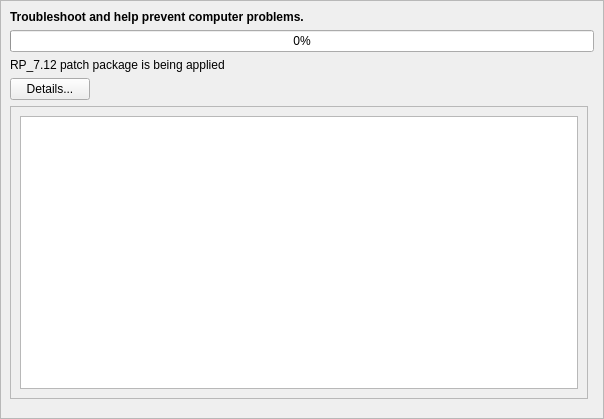
Old version of the form src/app/repairwizardpage.ui in the repository august-alt/alt-diagnostic-tool.
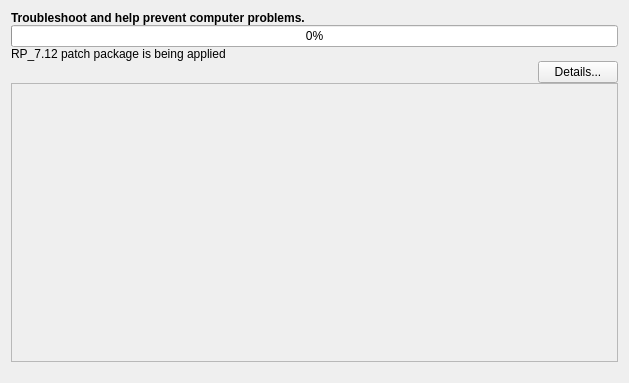
New version of the form.

What changed in the file:
```diff
--- a/src/app/repairwizardpage.ui
+++ b/src/app/repairwizardpage.ui
@@ -6,67 +6,157 @@
    <rect>
     <x>0</x>
     <y>0</y>
-    <width>604</width>
-    <height>419</height>
+    <width>629</width>
+    <height>383</height>
    </rect>
   </property>
   <property name="windowTitle">
    <string>WizardPage</string>
   </property>
   <layout class="QGridLayout" name="gridLayout">
-   <property name="leftMargin">
-    <number>0</number>
-   </property>
-   <property name="topMargin">
-    <number>0</number>
-   </property>
-   <property name="rightMargin">
-    <number>0</number>
-   </property>
-   <property name="bottomMargin">
-    <number>0</number>
-   </property>
-   <property name="spacing">
-    <number>0</number>
-   </property>
    <item row="0" column="0">
     <widget class="QFrame" name="frame">
+     <property name="sizePolicy">
+      <sizepolicy hsizetype="Expanding" vsizetype="Expanding">
+       <horstretch>0</horstretch>
+       <verstretch>0</verstretch>
+      </sizepolicy>
+     </property>
      <property name="frameShape">
-      <enum>QFrame::StyledPanel</enum>
+      <enum>QFrame::NoFrame</enum>
      </property>
      <property name="frameShadow">
       <enum>QFrame::Raised</enum>
      </property>
      <layout class="QGridLayout" name="gridLayout_2">
       <property name="leftMargin">
-       <number>9</number>
+       <number>0</number>
       </property>
       <property name="topMargin">
-       <number>9</number>
+       <number>0</number>
       </property>
       <property name="rightMargin">
-       <number>9</number>
+       <number>0</number>
       </property>
       <property name="bottomMargin">
-       <number>9</number>
+       <number>0</number>
       </property>
       <property name="spacing">
-       <number>6</number>
+       <number>0</number>
       </property>
-      <item row="6" column="0">
-       <widget class="QPushButton" name="detailPushButton">
+      <item row="7" column="0">
+       <widget class="QWidget" name="commonDetailsWidget" native="true">
         <property name="sizePolicy">
-         <sizepolicy hsizetype="Maximum" vsizetype="Fixed">
+         <sizepolicy hsizetype="Expanding" vsizetype="Expanding">
           <horstretch>0</horstretch>
           <verstretch>0</verstretch>
          </sizepolicy>
         </property>
-        <property name="text">
-         <string>Details...</string>
-        </property>
+        <layout class="QGridLayout" name="gridLayout_3">
+         <property name="leftMargin">
+          <number>0</number>
+         </property>
+         <property name="topMargin">
+          <number>0</number>
+         </property>
+         <property name="rightMargin">
+          <number>0</number>
+         </property>
+         <property name="bottomMargin">
+          <number>0</number>
+         </property>
+         <property name="spacing">
+          <number>0</number>
+         </property>
+         <item row="0" column="0">
+          <widget class="QStackedWidget" name="stackedWidget">
+           <property name="frameShadow">
+            <enum>QFrame::Plain</enum>
+           </property>
+           <property name="lineWidth">
+            <number>0</number>
+           </property>
+           <property name="currentIndex">
+            <number>0</number>
+           </property>
+           <widget class="QWidget" name="summaryPage">
+            <layout class="QGridLayout" name="gridLayout_4">
+             <property name="leftMargin">
+              <number>0</number>
+             </property>
+             <property name="topMargin">
+              <number>0</number>
+             </property>
+             <property name="rightMargin">
+              <number>0</number>
+             </property>
+             <property name="bottomMargin">
+              <number>0</number>
+             </property>
+             <property name="spacing">
+              <number>0</number>
+             </property>
+             <item row="0" column="0">
+              <widget class="QScrollArea" name="summaryScrollArea">
+               <property name="widgetResizable">
+                <bool>true</bool>
+               </property>
+               <widget class="QWidget" name="summaryScrollAreaWidgetContents">
+                <property name="geometry">
+                 <rect>
+                  <x>0</x>
+                  <y>0</y>
+                  <width>607</width>
+                  <height>265</height>
+                 </rect>
+                </property>
+               </widget>
+              </widget>
+             </item>
+            </layout>
+           </widget>
+           <widget class="QWidget" name="detailsPage">
+            <layout class="QGridLayout" name="gridLayout_5">
+             <property name="leftMargin">
+              <number>0</number>
+             </property>
+             <property name="topMargin">
+              <number>0</number>
+             </property>
+             <property name="rightMargin">
+              <number>0</number>
+             </property>
+             <property name="bottomMargin">
+              <number>0</number>
+             </property>
+             <property name="spacing">
+              <number>0</number>
+             </property>
+             <item row="0" column="0">
+              <widget class="QScrollArea" name="detailsScrollArea">
+               <property name="widgetResizable">
+                <bool>true</bool>
+               </property>
+               <widget class="QWidget" name="detailsScrollAreaWidgetContents">
+                <property name="geometry">
+                 <rect>
+                  <x>0</x>
+                  <y>0</y>
+                  <width>96</width>
+                  <height>26</height>
+                 </rect>
+                </property>
+               </widget>
+              </widget>
+             </item>
+            </layout>
+           </widget>
+          </widget>
+         </item>
+        </layout>
        </widget>
       </item>
-      <item row="1" column="0">
+      <item row="0" column="0">
        <widget class="QLabel" name="topLabel">
         <property name="font">
          <font>
@@ -79,7 +169,14 @@
         </property>
        </widget>
       </item>
-      <item row="8" column="0" colspan="2">
+      <item row="2" column="0">
+       <widget class="QLabel" name="statusLabel">
+        <property name="text">
+         <string>RP_7.12 patch package is being applied</string>
+        </property>
+       </widget>
+      </item>
+      <item row="8" column="0">
        <spacer name="verticalSpacer">
         <property name="orientation">
          <enum>Qt::Vertical</enum>
@@ -95,42 +192,29 @@
         </property>
        </spacer>
       </item>
-      <item row="2" column="0" colspan="2">
+      <item row="1" column="0">
        <widget class="QProgressBar" name="repairProgressBar">
         <property name="value">
          <number>0</number>
         </property>
        </widget>
       </item>
-      <item row="3" column="0" colspan="2">
-       <widget class="QLabel" name="statusLabel">
+      <item row="3" column="0">
+       <widget class="QPushButton" name="detailPushButton">
+        <property name="sizePolicy">
+         <sizepolicy hsizetype="Maximum" vsizetype="Fixed">
+          <horstretch>0</horstretch>
+          <verstretch>0</verstretch>
+         </sizepolicy>
+        </property>
+        <property name="layoutDirection">
+         <enum>Qt::RightToLeft</enum>
+        </property>
         <property name="text">
-         <string>RP_7.12 patch package is being applied</string>
+         <string>Details...</string>
         </property>
        </widget>
       </item>
-      <item row="7" column="0">
-       <widget class="QScrollArea" name="detailScrollArea">
-        <property name="widgetResizable">
-         <bool>true</bool>
-        </property>
-        <widget class="QWidget" name="scrollAreaWidgetContents">
-         <property name="geometry">
-          <rect>
-           <x>0</x>
-           <y>0</y>
-           <width>572</width>
-           <height>267</height>
-          </rect>
-         </property>
-         <layout class="QGridLayout" name="gridLayout_3">
-          <item row="0" column="0">
-           <widget class="QTextEdit" name="detailTextEdit"/>
-          </item>
-         </layout>
-        </widget>
-       </widget>
-      </item>
      </layout>
     </widget>
    </item>
```
